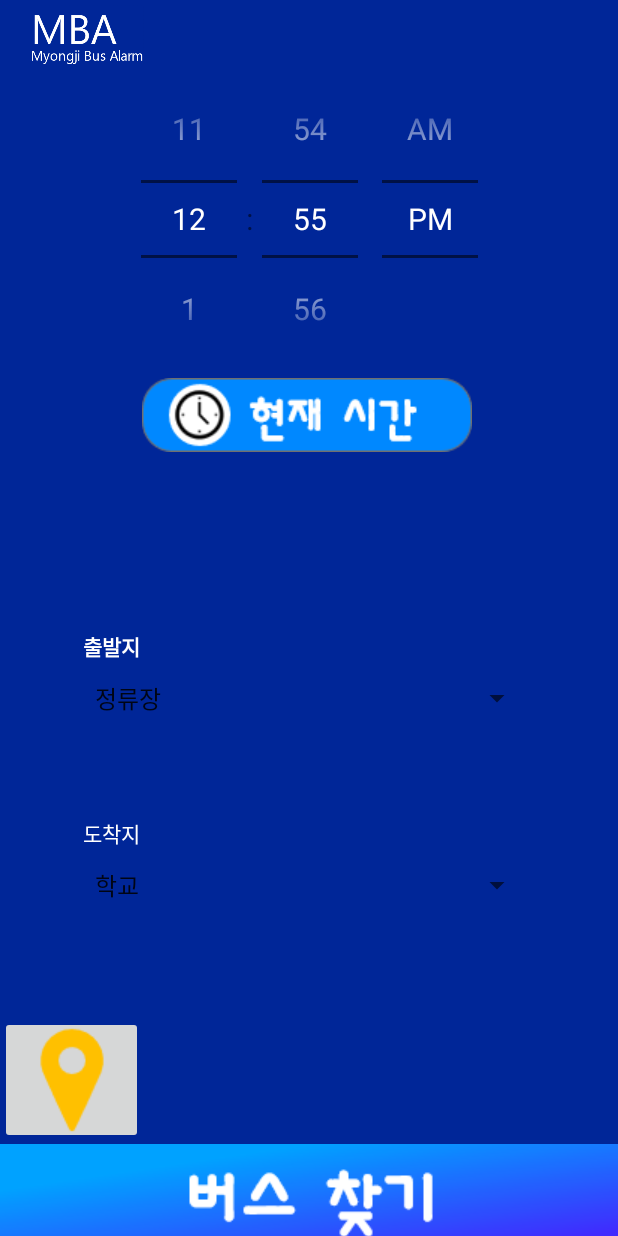
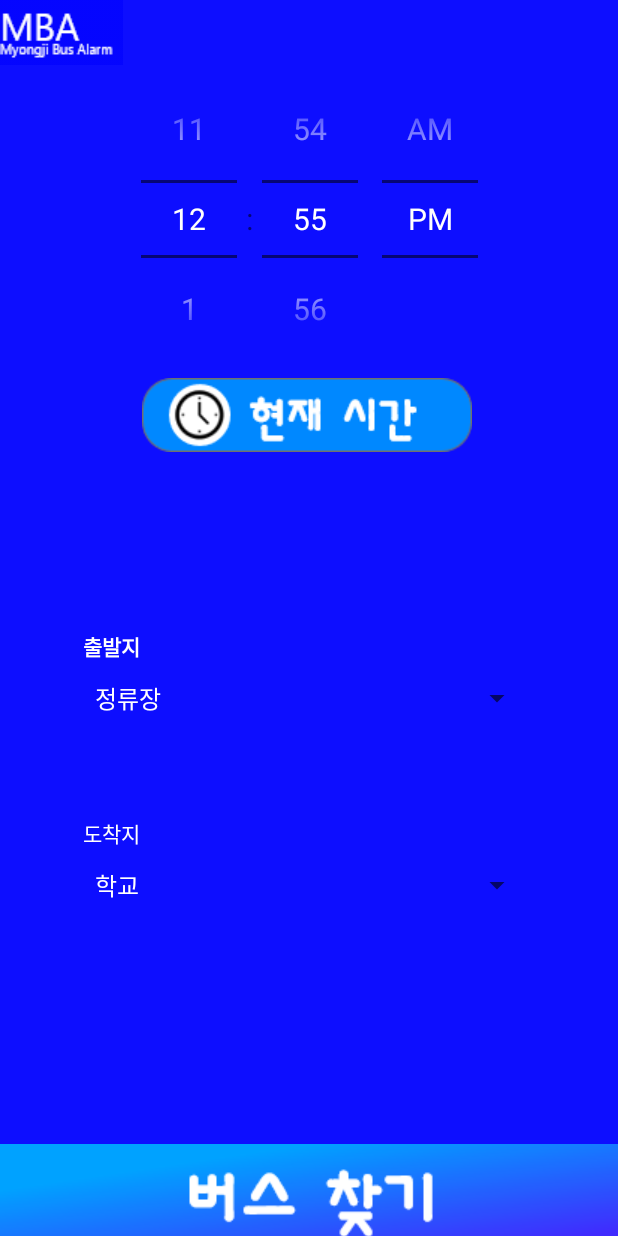
Before and after one commit to JISEUNGON/TeamProject, an Android app: the MainActivity2 screen opened directly, with no data from a screen before it, on a phone screen of 412 x 824 dp. Run offline under Robolectric (Android 15) with nearby library versions, the phone set to English and light mode, and no system bars.

Commit message:
Update UI - By 박민석님

```diff
--- a/BusApp/app/src/main/java/com/example/busapp/QuickSort.java
+++ b/BusApp/app/src/main/java/com/example/busapp/QuickSort.java
@@ -5,6 +5,11 @@ public class QuickSort {
 
     public static String[] sort(String[] x, Compare method) {
         quickSort(0, x.length - 1, x, method);
+        return x;
+    }
+
+    public static String[] sort(String[] x) {
+        quickSort(0, x.length - 1, x, String::compareTo);
         return x;
     }
 
--- a/BusApp/app/src/main/res/layout/activity_main2.xml
+++ b/BusApp/app/src/main/res/layout/activity_main2.xml
@@ -35,15 +35,6 @@
         app:layout_constraintVertical_bias="0.0"
         app:srcCompat="@drawable/curtimeset"
         tools:ignore="SpeakableTextPresentCheck" />
-
-    <ImageView
-        android:id="@+id/imageView2"
-        android:layout_width="117dp"
-        android:layout_height="43dp"
-        android:contentDescription="@string/main_logo"
-        app:layout_constraintStart_toStartOf="parent"
-        app:layout_constraintTop_toTopOf="parent"
-        app:srcCompat="@drawable/name_logo" />
 
     <Spinner
         android:id="@+id/spinner"
@@ -110,15 +101,15 @@
         app:layout_constraintTop_toBottomOf="@+id/imageButton"
         app:layout_constraintVertical_bias="1.0" />
 
-    <ImageButton
-        android:id="@+id/imageButton3"
-        android:layout_width="95dp"
-        android:layout_height="85dp"
-        android:onClick="showBusInfo"
-        app:layout_constraintBottom_toTopOf="@+id/imageButton2"
+    <ImageView
+        android:id="@+id/imageView8"
+        android:layout_width="wrap_content"
+        android:layout_height="wrap_content"
+        app:layout_constraintEnd_toEndOf="parent"
+        app:layout_constraintHorizontal_bias="0.0"
         app:layout_constraintStart_toStartOf="parent"
-        app:srcCompat="@drawable/icon02"
-        tools:visibility="visible" />
+        app:layout_constraintTop_toTopOf="parent"
+        app:srcCompat="@drawable/logo02" />
 
 
 </androidx.constraintlayout.widget.ConstraintLayout>
--- a/BusApp/app/src/main/res/values/colors.xml
+++ b/BusApp/app/src/main/res/values/colors.xml
@@ -8,7 +8,7 @@
     <color name="black">#FF000000</color>
     <color name="gray">#808080</color>
     <color name="white">#FFFFFFFF</color>
-    <color name="mju01">#002698</color>
+    <color name="mju01">#0D0EFF</color>
     <color name="mju02">#0088FF</color>
 
 
--- a/BusApp/app/src/main/res/values/themes.xml
+++ b/BusApp/app/src/main/res/values/themes.xml
@@ -15,10 +15,12 @@
         <item name="colorOnSecondary">@color/black</item>
         <!-- Status bar color. -->
         <item name="android:statusBarColor" tools:targetApi="l">?attr/colorPrimaryVariant</item>
-<!--        <item name="android:textColorPrimary">@color/white</item>-->
+        <item name="android:textColorPrimary">@color/white</item>
         <!-- Customize your theme here. -->
     </style>
-
+    <style name="custom_spinner">
+        <item name="android:textColorPrimary">@color/white</item>
+    </style>
     <style name="time_picker">
         <item name="android:textColorPrimary">@color/white</item>
         <item name="android:textSize">20sp</item>
```
Also changed, not shown: BusApp/app/src/main/AndroidManifest.xml (+11 -6 lines), BusApp/app/src/main/java/com/example/busapp/MainActivity.java (+9 -1 lines), BusApp/app/src/main/java/com/example/busapp/TableActivity.java (added, +23 -0 lines), BusApp/app/src/main/java/com/example/busapp/TpDesign.java (deleted, +0 -68 lines), BusApp/app/src/main/res/layout/activity_bus3.xml (+13 -11 lines), BusApp/app/src/main/res/layout/activity_businfo.xml (+10 -10 lines), BusApp/app/src/main/res/layout/activity_main.xml (+17 -1 lines), BusApp/app/src/main/res/layout/activity_table.xml (added, +81 -0 lines), BusApp/app/src/main/java/com/example/busapp/BusActivity3.java (line endings or trailing spaces), BusApp/app/src/main/res/drawable-v24/bustable02.png (added), BusApp/app/src/main/res/drawable-v24/tableimg001.png (added), BusApp/app/src/main/res/drawable/logo02.png (added), BusApp/app/src/main/res/drawable/show_table.png (added).
